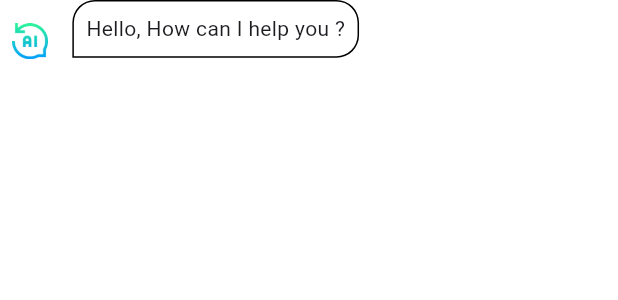
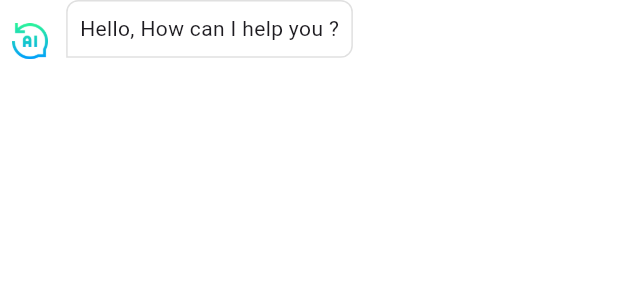
Before and after one commit to Manishs2261/WhtasApp_clone, a Flutter app: the MessageCardAiBot widget shown alone on an empty page, opened directly with sample values from the repository, on a phone screen of 412 x 824 dp. Shown: the top 300 px of the screen. Run offline on Flutter 3.47's test engine with Material 3 defaults, Android fonts, the light colour scheme and no system bars; our stand-ins replace animated_notch_bottom_bar, cached_network_image, cloud_firestore, emoji_picker_flutter, firebase_auth, firebase_core and 9 more; missing offline and left inert: flutter_notification_channel, vengamo_chat_ui; accounts and stored records are empty; generated files the repository leaves out were written again.

Commit message:
manage ai bot

```diff
--- a/lib/src/core/res/api_data/api_data.dart
+++ b/lib/src/core/res/api_data/api_data.dart
@@ -20,7 +20,7 @@ class Apis {
           body: jsonEncode({
             "providers": "openai",
             "text": question,
-            "max_tokens": 1000,
+            "max_tokens": 50,
             "temperature": 0,
             "fallback_providers": ""
           }));
--- a/lib/src/features/chat_bot/chat_bot.dart
+++ b/lib/src/features/chat_bot/chat_bot.dart
@@ -45,7 +45,7 @@ class _ChatBotState extends State<ChatBot> {
                 textAlign: TextAlign.center,
                 onTapOutside: (e) => FocusScope.of(context).unfocus(),
                 decoration: InputDecoration(
-                    fillColor: Colors.green.shade100,
+                    fillColor: Colors.green.shade50,
                     filled: true,
                     isDense: true,
 
@@ -58,10 +58,12 @@ class _ChatBotState extends State<ChatBot> {
               ),
               CircleAvatar(
                 radius: 24,
+                backgroundColor: Colors.teal,
                 child: IconButton(
                   onPressed: controller.askQuestion,
                   icon: Icon(
                     Icons.send,
+                    color: Colors.white,
                     size: 28,
                   ),
                 ),
--- a/lib/src/features/chat_bot/widets/message_card_ai.dart
+++ b/lib/src/features/chat_bot/widets/message_card_ai.dart
@@ -1,14 +1,13 @@
-
 import 'package:animated_text_kit/animated_text_kit.dart';
 import 'package:cached_network_image/cached_network_image.dart';
 import 'package:flutter/cupertino.dart';
 import 'package:flutter/material.dart';
+import 'package:vengamo_chat_ui/theme/app_color.dart';
 import 'package:whatsappclone/src/core/res/apis/apis.dart';
 
 import '../../../../main.dart';
 import '../../../utils/image_constrant/image_constrant.dart';
 import '../model/message.dart';
-
 
 class MessageCardAiBot extends StatelessWidget {
   final MessageModel messageModel;
@@ -28,17 +27,18 @@ class MessageCardAiBot extends StatelessWidget {
                 ),
               ),
               Container(
-                  constraints: BoxConstraints(maxWidth: mq.width * 0.6),
-                  margin: EdgeInsets.only(bottom: mq.height * .02, left: mq.width * .02),
+                  constraints: BoxConstraints(maxWidth: mq.width * 0.7),
+                  margin: EdgeInsets.only(bottom: mq.height * .02, left: mq.width * .01),
                   padding: EdgeInsets.symmetric(vertical: mq.height * .01, horizontal: mq.width * .02),
                   decoration: BoxDecoration(
-                      border: Border.all(color: Colors.black),
+
+                      border: Border.all(color: Colors.black12),
                       borderRadius: BorderRadius.only(
-                          topLeft: Radius.circular(15),
-                          topRight: Radius.circular(15),
-                          bottomRight: Radius.circular(15))),
-                  child: messageModel.msg.isEmpty ?
-                  AnimatedTextKit(
+                          topLeft: Radius.circular(8),
+                          topRight: Radius.circular(8),
+                          bottomRight: Radius.circular(8))),
+                  child: messageModel.msg.isEmpty
+                      ? AnimatedTextKit(
                           animatedTexts: [
                             TypewriterAnimatedText(
                               'Please wait ...',
@@ -46,9 +46,8 @@ class MessageCardAiBot extends StatelessWidget {
                             ),
                           ],
                           repeatForever: true,
-                  ) :
-                      Text(messageModel.msg)
                         )
+                      : Text(messageModel.msg))
             ],
           )
         : Row(
@@ -59,15 +58,16 @@ class MessageCardAiBot extends StatelessWidget {
                   margin: EdgeInsets.only(bottom: mq.height * .02, right: mq.width * .02),
                   padding: EdgeInsets.symmetric(vertical: mq.height * .01, horizontal: mq.width * .02),
                   decoration: BoxDecoration(
-                      border: Border.all(color: Colors.black),
+                    color: AppColors.softGreenColor,
+                      border: Border.all(color: Colors.grey),
                       borderRadius: BorderRadius.only(
-                          topLeft: Radius.circular(15),
-                          topRight: Radius.circular(15),
-                          bottomLeft: Radius.circular(15))),
+                          topLeft: Radius.circular(8),
+                          topRight: Radius.circular(8),
+                          bottomLeft: Radius.circular(8))),
                   child: Text(messageModel.msg)),
               CircleAvatar(
                 backgroundColor: Colors.transparent,
-                child:  CircleAvatar(
+                child: CircleAvatar(
                   radius: 50,
                   child: ClipRRect(
                     borderRadius: BorderRadius.circular(65),
```
Also changed, not shown: lib/src/features/all_user_page/all_user_page.dart (+1 -80 lines), lib/src/features/all_user_page/widgets/chat_user_card_widgets.dart (added, +84 -0 lines), lib/src/features/home/home.dart (+3 -4 lines). Lines whose indentation alone changed are shown as unchanged.
